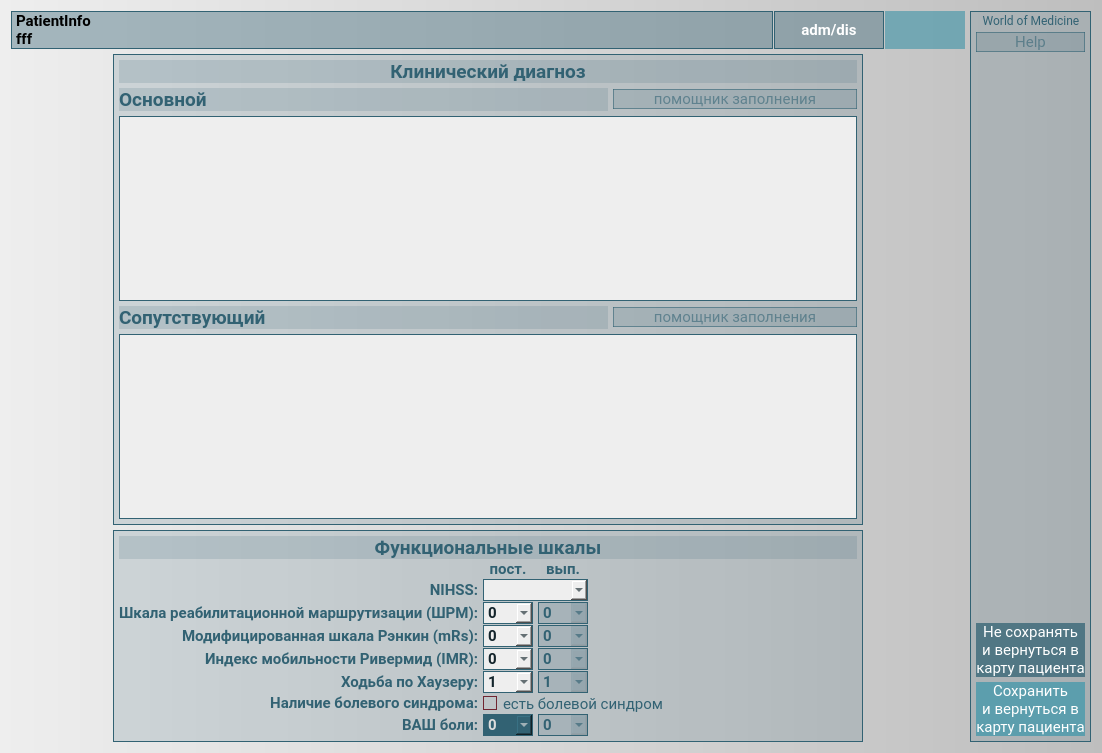
Above: wom/GUI/UI/common/Diagnosis.ui from Spike2250/WoM before the change. Below: the same form after it.
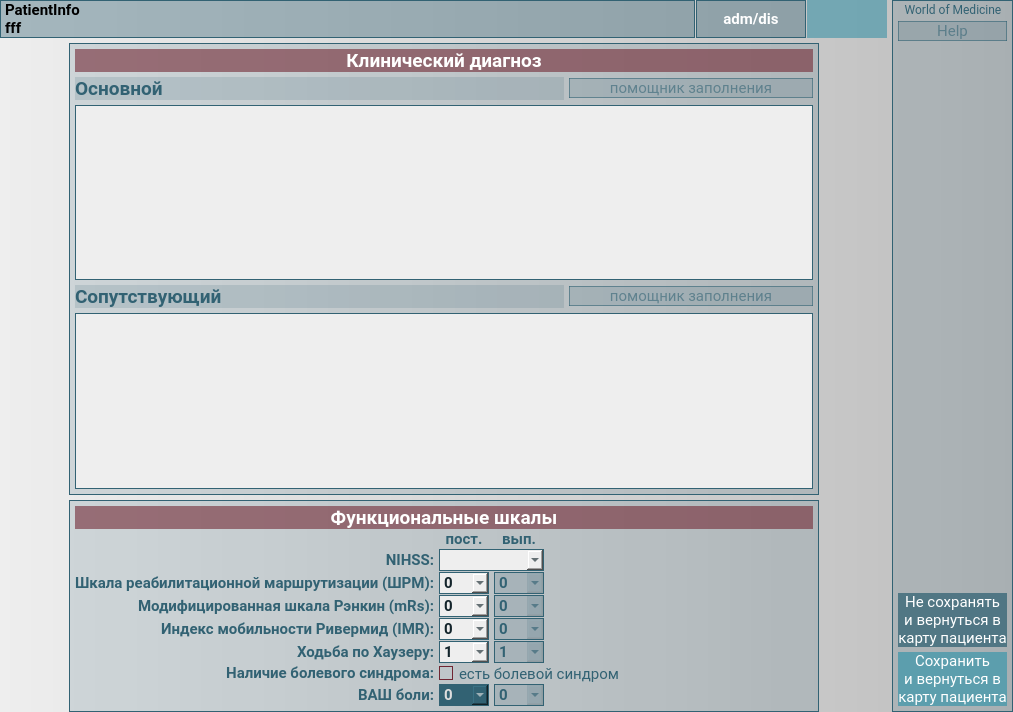
That is the form after the change. Icons and pictures are not drawn.

```diff
--- a/wom/GUI/UI/common/Diagnosis.ui
+++ b/wom/GUI/UI/common/Diagnosis.ui
@@ -6,8 +6,8 @@
    <rect>
     <x>0</x>
     <y>0</y>
-    <width>1102</width>
-    <height>753</height>
+    <width>1013</width>
+    <height>712</height>
    </rect>
   </property>
   <property name="windowTitle">
@@ -18,8 +18,36 @@
 font-family: Roboto;</string>
   </property>
   <layout class="QVBoxLayout" name="verticalLayout">
+   <property name="spacing">
+    <number>0</number>
+   </property>
+   <property name="leftMargin">
+    <number>0</number>
+   </property>
+   <property name="topMargin">
+    <number>0</number>
+   </property>
+   <property name="rightMargin">
+    <number>0</number>
+   </property>
+   <property name="bottomMargin">
+    <number>0</number>
+   </property>
    <item>
+    <widget class="QFrame" name="main">
     <layout class="QGridLayout" name="gridLayout_4">
+      <property name="leftMargin">
+       <number>0</number>
+      </property>
+      <property name="topMargin">
+       <number>0</number>
+      </property>
+      <property name="rightMargin">
+       <number>0</number>
+      </property>
+      <property name="bottomMargin">
+       <number>0</number>
+      </property>
      <property name="spacing">
       <number>5</number>
      </property>
@@ -1743,11 +1771,12 @@
              </size>
             </property>
             <property name="styleSheet">
-             <string notr="true">color: #326273;
+              <string notr="true">color: White;
 font-weight: bold;
 font-size: 14pt;
-background-color: rgba(50, 98, 115, 40);
-border: none;</string>
+background-color: rgba(112, 38, 50, 150);
+border: none;
+</string>
             </property>
             <property name="text">
              <string>Клинический диагноз</string>
@@ -12461,11 +12490,12 @@
              </size>
             </property>
             <property name="styleSheet">
-             <string notr="true">color: #326273;
+              <string notr="true">color: White;
 font-weight: bold;
 font-size: 14pt;
-background-color: rgba(50, 98, 115, 40);
-border: none;</string>
+background-color: rgba(112, 38, 50, 150);
+border: none;
+</string>
             </property>
             <property name="text">
              <string>Функциональные шкалы</string>
@@ -12507,6 +12537,7 @@
       </layout>
      </item>
     </layout>
+    </widget>
    </item>
   </layout>
  </widget>
```
Left out of the diff: 23 changed lines with no effect on the pictures. Lines whose indentation alone changed are shown as unchanged.
